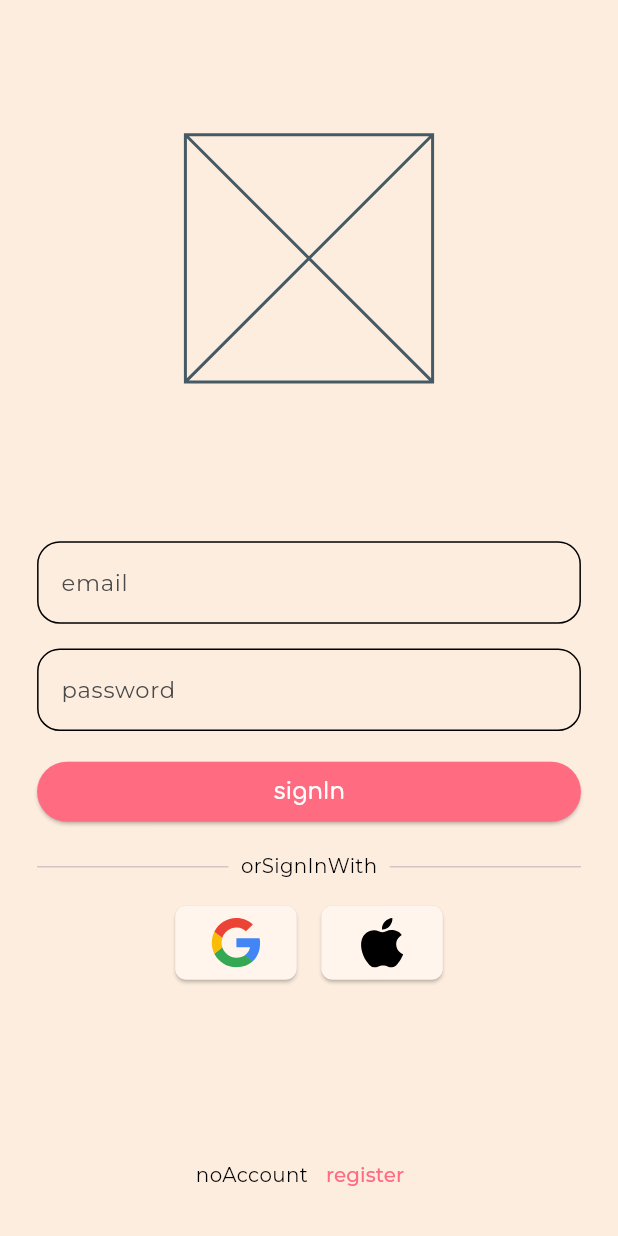
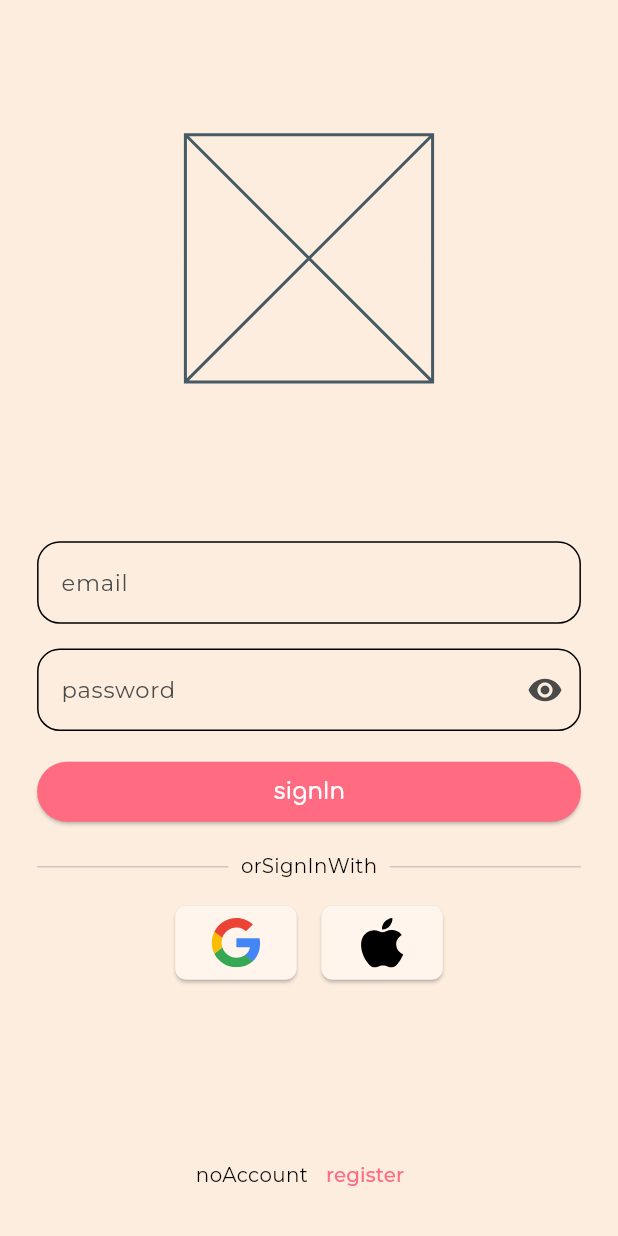
Before and after one commit to PettoORG/petto, a Flutter app: the screen it shows after launch, after a tap on "skip", on a phone screen of 412 x 824 dp. Run offline on Flutter 3.47's test engine with Material 3 defaults, Android fonts, the light colour scheme and no system bars; drawn by our look-alikes of flutter_form_builder; our stand-ins replace cloud_firestore, cloud_functions, dartz, easy_localization, firebase_auth, firebase_core and 16 more; accounts and stored records are empty; generated files the repository leaves out were written again.

Commit message:
sign in form impl

```diff
--- a/assets/lang/es.json
+++ b/assets/lang/es.json
@@ -10,6 +10,10 @@
   "createNewPet": "Crear mascota nueva",
   "createNewPetDescription": "Registra a tu mascota y empieza a llevar su control.",
   "email": "Correo electrónico",
+   "validators": {
+    "fieldRequired": "Este campo es obligatorio.",
+    "invalidEmail": "Ingresa un correo electrónico válido."
+  },
   "error": {
     "cancelledByUser": "La operación fue cancelada por el usuario.",
     "emailDoesNotExist": "No encontramos una cuenta con este correo electrónico.",
--- a/lib/auth/presentation/screens/sign_in_screen.dart
+++ b/lib/auth/presentation/screens/sign_in_screen.dart
@@ -9,6 +9,7 @@ import 'package:petto/app/theme/app_theme_sizes.dart';
 import 'package:petto/auth/application/auth_notifier.dart';
 import 'package:petto/auth/application/auth_state.dart';
 import 'package:petto/auth/domain/auth_failure.dart';
+import 'package:petto/auth/presentation/widgets/sign_in_form.dart';
 import 'package:petto/core/presentation/widgets/flash.dart';
 
 class SignInScreen extends HookConsumerWidget {
@@ -16,6 +17,8 @@ class SignInScreen extends HookConsumerWidget {
 
   @override
   Widget build(BuildContext context, WidgetRef ref) {
+    final ColorScheme colorScheme = Theme.of(context).colorScheme;
+
     // Calculate full usable height inside SafeArea
     final double minHeight = 1.sh - ScreenUtil().statusBarHeight - ScreenUtil().bottomBarHeight;
     // 20% of screen height
@@ -64,9 +67,14 @@ class SignInScreen extends HookConsumerWidget {
       }
     });
 
+    // true if loading or authenticated, false otherwise
+    final loading = ref.watch(authNotifierProvider) is Loading || ref.watch(authNotifierProvider) is Authenticated;
+
     return Scaffold(
       resizeToAvoidBottomInset: true,
-      body: SafeArea(
+      body: Stack(
+        children: [
+          SafeArea(
             child: SingleChildScrollView(
               child: ConstrainedBox(
                 constraints: BoxConstraints(minHeight: minHeight),
@@ -77,7 +85,6 @@ class SignInScreen extends HookConsumerWidget {
                     ),
                     child: Column(
                       crossAxisAlignment: CrossAxisAlignment.stretch,
-                  // If you have a custom Column that supports spacing:
                       spacing: AppThemeSpacing.extraSmallV,
                       children: [
                         const Spacer(),
@@ -89,22 +96,7 @@ class SignInScreen extends HookConsumerWidget {
                           ),
                         ),
                         const Spacer(),
-                    FormBuilderTextField(
-                      name: 'email',
-                      decoration: InputDecoration(
-                        labelText: 'email'.tr(),
-                      ),
-                    ),
-                    FormBuilderTextField(
-                      name: 'password',
-                      decoration: InputDecoration(
-                        labelText: 'password'.tr(),
-                      ),
-                    ),
-                    ElevatedButton(
-                      onPressed: () => const CreateOrImportPetRoute().go(context),
-                      child: Text('signIn'.tr()),
-                    ),
+                        SignInForm(),
                         Row(
                           children: [
                             Expanded(
@@ -153,6 +145,16 @@ class SignInScreen extends HookConsumerWidget {
               ),
             ),
           ),
+          // Show loading overlay when loading is true
+          if (loading)
+            Container(
+              height: 1.sh,
+              width: 1.sw,
+              color: colorScheme.surfaceContainerHighest.withValues(alpha: .5),
+              child: Center(child: CircularProgressIndicator()),
+            ),
+        ],
+      ),
     );
   }
 }
--- /dev/null
+++ b/lib/auth/presentation/widgets/sign_in_form.dart
@@ -0,0 +1,101 @@
+import 'package:easy_localization/easy_localization.dart';
+import 'package:flutter/material.dart';
+import 'package:flutter_form_builder/flutter_form_builder.dart';
+import 'package:form_builder_validators/form_builder_validators.dart';
+import 'package:hooks_riverpod/hooks_riverpod.dart';
+import 'package:petto/app/theme/app_theme_sizes.dart';
+import 'package:petto/auth/application/auth_notifier.dart';
+import 'package:petto/auth/application/auth_state.dart';
+
+class SignInForm extends ConsumerStatefulWidget {
+  const SignInForm({super.key});
+
+  @override
+  ConsumerState<ConsumerStatefulWidget> createState() => _SignInFormState();
+}
+
+class _SignInFormState extends ConsumerState<SignInForm> {
+  final fk = GlobalKey<FormBuilderState>();
+
+  /// Bool that indicates if the form was already validated for the first time.
+  /// Let the user see successful corrections after an invalid submit.
+  bool _alreadyValidated = false;
+
+  /// If password should be visible or not.
+  bool _obscurePassword = true;
+
+  @override
+  Widget build(BuildContext context) {
+    // true if loading or authenticated, false otherwise
+    final loading = ref.watch(authNotifierProvider) is Loading || ref.watch(authNotifierProvider) is Authenticated;
+
+    final autovalidateMode = _alreadyValidated ? AutovalidateMode.onUserInteraction : AutovalidateMode.disabled;
+
+    return FormBuilder(
+      key: fk,
+      autovalidateMode: AutovalidateMode.disabled,
+      child: Column(
+        spacing: AppThemeSpacing.extraSmallV,
+        crossAxisAlignment: CrossAxisAlignment.stretch,
+        children: [
+          FormBuilderTextField(
+            name: 'email',
+            autovalidateMode: autovalidateMode,
+            decoration: InputDecoration(
+              labelText: 'email'.tr(),
+            ),
+            validator: FormBuilderValidators.compose([
+              FormBuilderValidators.required(errorText: 'validators.fieldRequired'.tr()),
+              FormBuilderValidators.email(errorText: 'validators.invalidEmail'.tr()),
+            ]),
+          ),
+          FormBuilderTextField(
+            name: 'password',
+            autovalidateMode: autovalidateMode,
+            obscureText: _obscurePassword,
+            decoration: InputDecoration(
+              labelText: 'password'.tr(),
+              suffixIcon: IconButton(
+                icon: Icon(_obscurePassword ? Icons.visibility : Icons.visibility_off),
+                onPressed: () => setState(() => _obscurePassword = !_obscurePassword),
+              ),
+            ),
+            validator: FormBuilderValidators.compose([
+              FormBuilderValidators.required(errorText: 'validators.fieldRequired'.tr()),
+            ]),
+          ),
+          ElevatedButton(
+            onPressed: !loading ? _signInWithEmailAndPassword : null,
+            child: Text('signIn'.tr()),
+          ),
+        ],
+      ),
+    );
+  }
+
+  void _signInWithEmailAndPassword() {
+    if (validate()) {
+      ref.read(authNotifierProvider.notifier).signInWithEmailAndPassword(
+            getField('email'),
+            getField('password'),
+          );
+    }
+  }
+
+  /// Validate the form.
+  bool validate() {
+    final isValid = fk.currentState!.validate();
+    setState(() {
+      if (!_alreadyValidated) _alreadyValidated = true;
+    });
+
+    return isValid;
+  }
+
+  // Returns the reference to a form field given the [fieldName].
+  FormBuilderFieldState<FormBuilderField<dynamic>, dynamic>? fieldRef(String fieldName) =>
+      fk.currentState?.fields[fieldName];
+
+  // Returns the value of a form field given the [fieldName].
+  dynamic getField<T>(String fieldName) => fieldRef(fieldName)?.value as T;
+}
```
Lines whose indentation alone changed are shown as unchanged.
